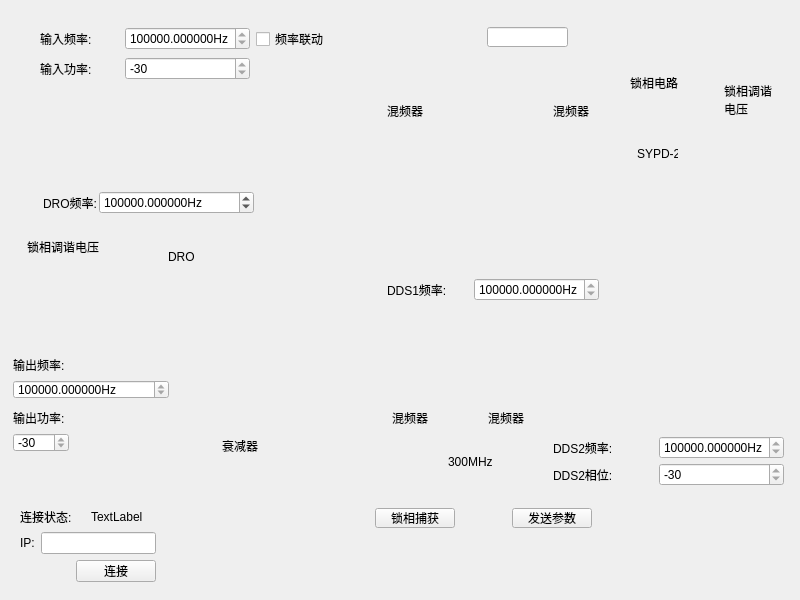
Old version of the form newwidget.ui in the repository GrammerT/radio_ctrl.
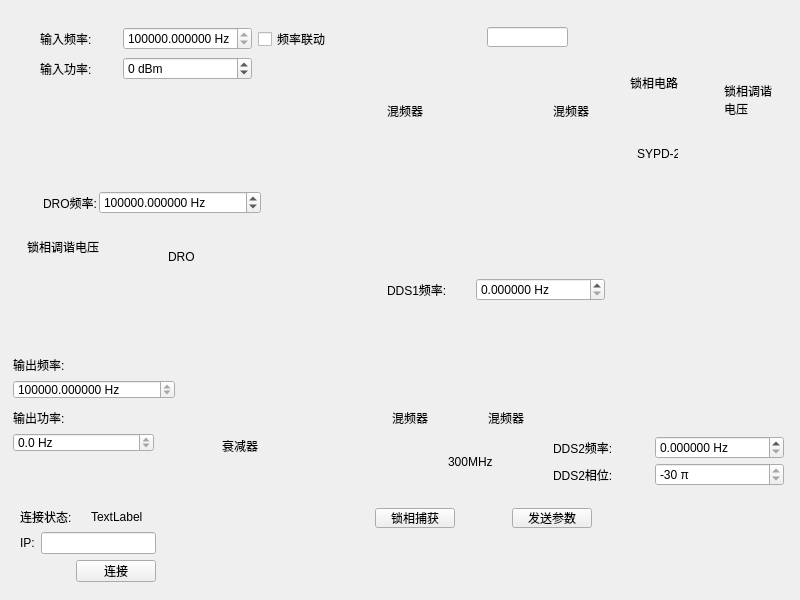
New version of the form.

```diff
--- a/newwidget.ui
+++ b/newwidget.ui
@@ -152,7 +152,7 @@
     <rect>
      <x>387</x>
      <y>277</y>
-     <width>212</width>
+     <width>218</width>
      <height>25</height>
     </rect>
    </property>
@@ -170,16 +170,16 @@
     <item>
      <widget class="QDoubleSpinBox" name="m_pDSpinBoxDDS1Freq">
       <property name="suffix">
-       <string>Hz</string>
+       <string> Hz</string>
       </property>
       <property name="decimals">
        <number>6</number>
       </property>
       <property name="minimum">
-       <double>9910000000.000000000000000</double>
+       <double>0.000000000000000</double>
       </property>
       <property name="maximum">
-       <double>10110000000.000000000000000</double>
+       <double>9999999999999999635896294965248.000000000000000</double>
       </property>
      </widget>
     </item>
@@ -265,6 +265,9 @@
         <verstretch>0</verstretch>
        </sizepolicy>
       </property>
+      <property name="suffix">
+       <string> π</string>
+      </property>
       <property name="minimum">
        <number>-30</number>
       </property>
@@ -289,16 +292,16 @@
        </sizepolicy>
       </property>
       <property name="suffix">
-       <string>Hz</string>
+       <string> Hz</string>
       </property>
       <property name="decimals">
        <number>6</number>
       </property>
       <property name="minimum">
-       <double>9910000000.000000000000000</double>
+       <double>0.000000000000000</double>
       </property>
       <property name="maximum">
-       <double>10110000000.000000000000000</double>
+       <double>9999999999999999635896294965248.000000000000000</double>
       </property>
      </widget>
     </item>
@@ -380,7 +383,7 @@
        </sizepolicy>
       </property>
       <property name="suffix">
-       <string>Hz</string>
+       <string> Hz</string>
       </property>
       <property name="decimals">
        <number>6</number>
@@ -415,11 +418,14 @@
         <verstretch>0</verstretch>
        </sizepolicy>
       </property>
+      <property name="suffix">
+       <string> dBm</string>
+      </property>
       <property name="minimum">
-       <number>-30</number>
+       <number>-15</number>
       </property>
       <property name="maximum">
-       <number>-30</number>
+       <number>30</number>
       </property>
      </widget>
     </item>
@@ -430,7 +436,7 @@
     <rect>
      <x>43</x>
      <y>190</y>
-     <width>211</width>
+     <width>218</width>
      <height>25</height>
     </rect>
    </property>
@@ -463,7 +469,7 @@
        <bool>true</bool>
       </property>
       <property name="suffix">
-       <string>Hz</string>
+       <string> Hz</string>
       </property>
       <property name="decimals">
        <number>6</number>
@@ -563,7 +569,7 @@
     <rect>
      <x>13</x>
      <y>356</y>
-     <width>156</width>
+     <width>162</width>
      <height>43</height>
     </rect>
    </property>
@@ -587,7 +593,7 @@
        <bool>true</bool>
       </property>
       <property name="suffix">
-       <string>Hz</string>
+       <string> Hz</string>
       </property>
       <property name="decimals">
        <number>6</number>
@@ -607,7 +613,7 @@
     <rect>
      <x>13</x>
      <y>409</y>
-     <width>56</width>
+     <width>141</width>
      <height>43</height>
     </rect>
    </property>
@@ -620,12 +626,30 @@
      </widget>
     </item>
     <item>
-     <widget class="QSpinBox" name="m_pSpinBoxOutputPower">
+     <widget class="QDoubleSpinBox" name="m_pDSpinBoxOutputFreq_2">
+      <property name="sizePolicy">
+       <sizepolicy hsizetype="Preferred" vsizetype="Fixed">
+        <horstretch>0</horstretch>
+        <verstretch>0</verstretch>
+       </sizepolicy>
+      </property>
+      <property name="readOnly">
+       <bool>true</bool>
+      </property>
+      <property name="suffix">
+       <string> Hz</string>
+      </property>
+      <property name="decimals">
+       <number>1</number>
+      </property>
       <property name="minimum">
-       <number>-30</number>
+       <double>-20.000000000000000</double>
       </property>
       <property name="maximum">
-       <number>-30</number>
+       <double>80.000000000000000</double>
+      </property>
+      <property name="singleStep">
+       <double>0.100000000000000</double>
       </property>
      </widget>
     </item>
```
